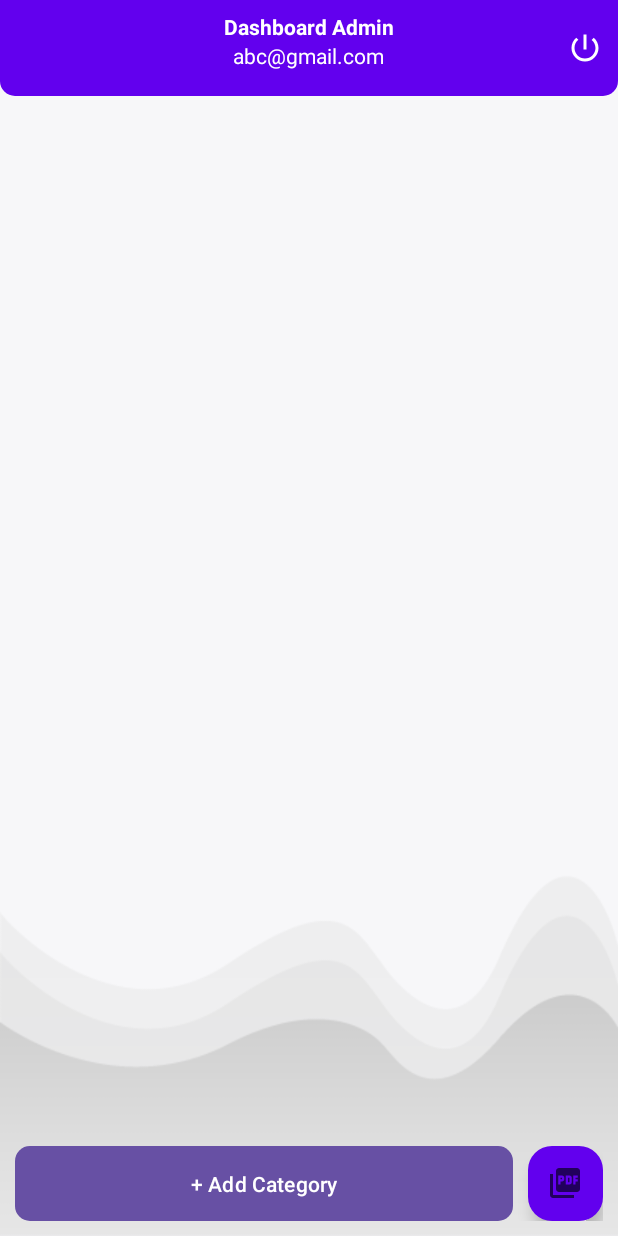
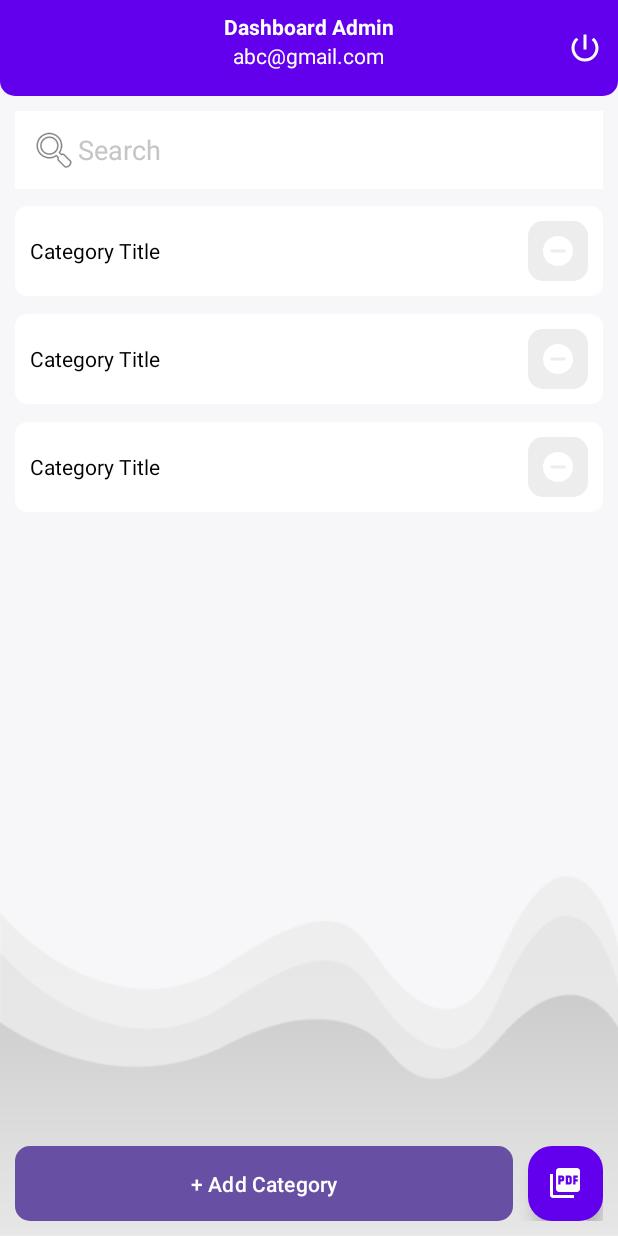
Before and after one commit to kasikhoa/BookApp-Firebase, an Android app: the layout activity_dashboard_admin.xml on its own in the app's theme, with its tools: preview values and no code run, on a phone screen of 412 x 824 dp. Run offline under Robolectric (Android 15) with nearby library versions, the phone set to English and light mode, and no system bars.

Commit message:
search category

```diff
--- /dev/null
+++ b/app/src/main/res/drawable/ic_delete_white.xml
@@ -0,0 +1,5 @@
+<vector android:height="24dp" android:tint="#FFFFFF"
+    android:viewportHeight="24" android:viewportWidth="24"
+    android:width="24dp" xmlns:android="http://schemas.android.com/apk/res/android">
+    <path android:fillColor="@android:color/white" android:pathData="M12,2C6.48,2 2,6.48 2,12s4.48,10 10,10 10,-4.48 10,-10S17.52,2 12,2zM17,13L7,13v-2h10v2z"/>
+</vector>
--- /dev/null
+++ b/app/src/main/res/drawable/shape_button03.xml
@@ -0,0 +1,8 @@
+<?xml version="1.0" encoding="utf-8"?>
+<shape xmlns:android="http://schemas.android.com/apk/res/android"
+    android:shape="rectangle">
+
+    <solid android:color="@color/gray03"/>
+    <corners android:radius="10dp" />
+
+</shape>
--- a/app/src/main/res/layout/activity_dashboard_admin.xml
+++ b/app/src/main/res/layout/activity_dashboard_admin.xml
@@ -7,6 +7,7 @@
     android:background="@drawable/back01"
     tools:context=".DashboardAdminActivity">
 
+<!--    Toolbar -->
     <RelativeLayout
         android:id="@+id/toolBarRl"
         android:layout_width="match_parent"
@@ -42,8 +43,34 @@
             android:layout_marginEnd="10dp"
             android:background="@android:color/transparent"
             />
+    </RelativeLayout>
 
-    </RelativeLayout>
+<!--    Search category-->
+    <EditText
+        android:id="@+id/searchEt"
+        android:layout_width="match_parent"
+        android:layout_height="wrap_content"
+        android:layout_below="@+id/toolBarRl"
+        android:hint="Search"
+        android:layout_marginStart="10dp"
+        android:layout_marginEnd="10dp"
+        android:layout_marginTop="10dp"
+        android:drawableStart="@android:drawable/ic_menu_search"
+        android:padding="10dp"
+        android:background="@color/white"
+        android:textColorHint="@color/gray01" />
+
+<!--    Categories -->
+    <androidx.recyclerview.widget.RecyclerView
+        android:id="@+id/categoriesRv"
+        android:layout_width="match_parent"
+        android:layout_height="match_parent"
+        tools:listitem="@layout/row_category"
+        android:layout_below="@+id/searchEt"
+        android:layout_margin="5dp"
+        app:layoutManager="androidx.recyclerview.widget.LinearLayoutManager"
+        android:layout_above="@+id/bottomLl" />
+
 
     <LinearLayout
         android:id="@+id/bottomLl"
@@ -74,7 +101,7 @@
             android:layout_width="wrap_content"
             android:layout_height="wrap_content"
             android:src="@drawable/ic_pdf_add_white"
-            android:tint="@color/white"
+            app:tint="@color/white"
             app:fabCustomSize="50dp"
             android:backgroundTint="@color/purple_500" />
 
--- /dev/null
+++ b/app/src/main/res/layout/row_category.xml
@@ -0,0 +1,35 @@
+<?xml version="1.0" encoding="utf-8"?>
+<androidx.cardview.widget.CardView xmlns:android="http://schemas.android.com/apk/res/android"
+    android:layout_width="match_parent"
+    android:layout_height="wrap_content"
+    xmlns:app="http://schemas.android.com/apk/res-auto"
+    app:contentPadding="10dp"
+    app:cardUseCompatPadding="true"
+    app:cardCornerRadius="8dp"
+    app:cardElevation="0dp"
+    app:cardBackgroundColor="@color/white">
+
+    <LinearLayout
+        android:layout_width="match_parent"
+        android:layout_height="wrap_content"
+        android:gravity="center_vertical"
+        android:orientation="horizontal">
+
+        <TextView
+            android:id="@+id/categoryTv"
+            android:layout_width="0dp"
+            android:layout_height="wrap_content"
+            android:text="Category Title"
+            android:layout_weight="1"
+            android:textColor="@color/black" />
+
+        <ImageButton
+            android:id="@+id/btnDelete"
+            android:layout_width="40dp"
+            android:layout_height="40dp"
+            android:src="@drawable/ic_delete_white"
+            android:background="@drawable/shape_button03"/>
+
+    </LinearLayout>
+
+</androidx.cardview.widget.CardView>
--- a/app/src/main/res/values/colors.xml
+++ b/app/src/main/res/values/colors.xml
@@ -9,4 +9,5 @@
     <color name="white">#FFFFFFFF</color>
     <color name="gray01">#c5c5c5</color>
     <color name="gray02">#777777</color>
+    <color name="gray03">#EDEDED</color>
 </resources>
```
Also changed, not shown: app/src/main/java/com/example/bookapp/AdapterCategory.java (added, +137 -0 lines), app/src/main/java/com/example/bookapp/DashboardAdminActivity.java (+69 -0 lines), app/src/main/java/com/example/bookapp/FilterCategory.java (added, +47 -0 lines), app/src/main/java/com/example/bookapp/ModelCategory.java (added, +49 -0 lines).
